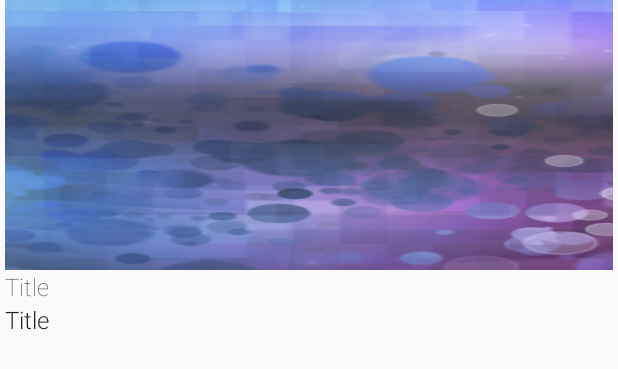
After one commit to kunsangnetforce/Ray, an Android app: the layout row_home.xml on its own in the app's theme, with its tools: preview values and no code run, on a phone screen of 412 x 824 dp. The commit adds this screen. Shown: the top 369 px of the screen. Run offline under Robolectric (Android 15) with nearby library versions, the phone set to English and light mode, and no system bars.

Commit message:
home_minor

```diff
--- /dev/null
+++ b/app/src/main/res/layout/row_home.xml
@@ -0,0 +1,43 @@
+<?xml version="1.0" encoding="utf-8"?>
+<LinearLayout xmlns:android="http://schemas.android.com/apk/res/android"
+    android:layout_width="match_parent"
+    android:layout_height="wrap_content"
+    android:layout_marginBottom="6dp"
+    android:layout_marginLeft="3dp"
+    android:layout_marginRight="3dp"
+    android:orientation="vertical">
+
+    <ImageView
+        android:id="@+id/imageView"
+        android:layout_width="match_parent"
+        android:layout_height="180dp"
+        android:layout_alignParentLeft="true"
+        android:layout_alignParentStart="true"
+        android:layout_alignParentTop="true"
+        android:alpha="0.9"
+        android:contentDescription="Just a demo"
+        android:scaleType="fitXY"
+        android:src="@drawable/background" />
+
+    <!--name of the world wonder-->
+
+
+    <TextView
+        android:id="@+id/textViewTitle"
+        android:layout_width="wrap_content"
+        android:layout_height="wrap_content"
+        android:ellipsize="end"
+        android:fontFamily="sans-serif-thin"
+        android:text="Title"
+        android:textSize="16sp" />
+
+    <TextView
+        android:id="@+id/textViewPrice"
+        android:layout_width="wrap_content"
+        android:layout_height="wrap_content"
+        android:ellipsize="end"
+        android:text="Title"
+        android:textSize="16sp" />
+
+
+</LinearLayout>
--- a/app/src/main/res/values/strings.xml
+++ b/app/src/main/res/values/strings.xml
@@ -6,4 +6,7 @@
     <string name="invite">Invite Friends</string>
     <string name="help">Help</string>
     <string name="home">Home</string>
+
+    <!-- TODO: Remove or change this placeholder text -->
+    <string name="hello_blank_fragment">Hello blank fragment</string>
 </resources>
```
Also changed, not shown: app/build.gradle (+5 -4 lines), app/src/main/java/com/netforce/ray/home/HomeFragment.java (added, +30 -0 lines), app/src/main/java/com/netforce/ray/home/RecyclerViewAdapter.java (added, +70 -0 lines), app/src/main/java/com/netforce/ray/home/RecyclerViewHolderImage.java (added, +27 -0 lines), app/src/main/java/com/netforce/ray/home/RowData.java (added, +19 -0 lines), app/src/main/res/layout/fragment_home.xml (added, +13 -0 lines).
